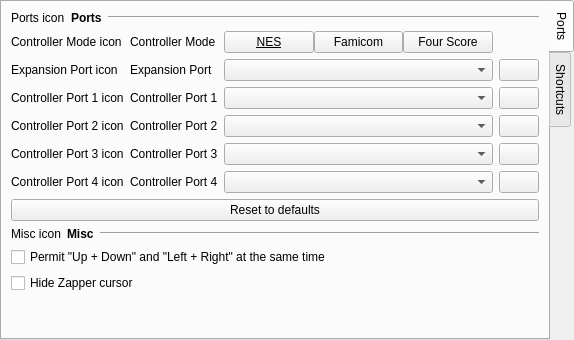
First picture: the form in src/gui/designer/wdgSettingsInput.ui, repository punesemu/puNES, before the edit.
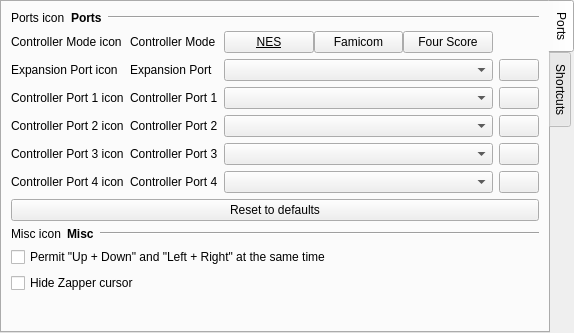
Second picture: the form after the edit. The open tabs and pages were chosen to show the change. Icons and pictures are not drawn. Custom widgets are drawn as their Qt base class.

Diff of the .ui file:
```diff
--- a/src/gui/designer/wdgSettingsInput.ui
+++ b/src/gui/designer/wdgSettingsInput.ui
@@ -7,7 +7,7 @@
     <x>0</x>
     <y>0</y>
     <width>574</width>
-    <height>340</height>
+    <height>333</height>
    </rect>
   </property>
   <property name="focusPolicy">
@@ -79,8 +79,8 @@
            </property>
            <property name="sizeHint" stdset="0">
             <size>
-             <width>20</width>
-             <height>20</height>
+             <width>0</width>
+             <height>0</height>
             </size>
            </property>
           </spacer>
```
